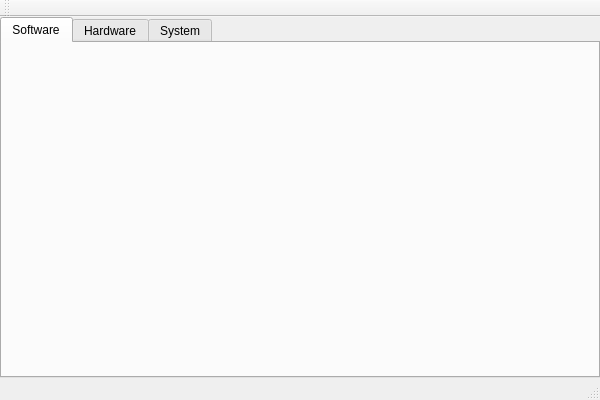
First picture: the form in cadi.ui, repository BackupTheBerlios/cadi-panel, before the edit.
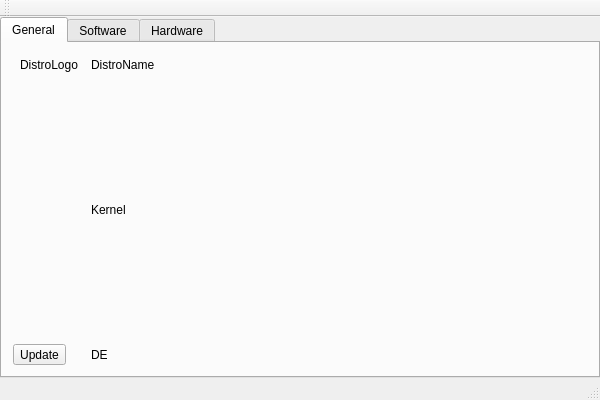
Second picture: the form after the edit.

Commit message: Started the developing of the General module

What changed in the file:
```diff
--- a/cadi.ui
+++ b/cadi.ui
@@ -29,6 +29,93 @@
       <property name="documentMode">
        <bool>false</bool>
       </property>
+      <widget class="QWidget" name="generalTab">
+       <property name="maximumSize">
+        <size>
+         <width>600</width>
+         <height>400</height>
+        </size>
+       </property>
+       <attribute name="title">
+        <string>General</string>
+       </attribute>
+       <layout class="QGridLayout" name="gridLayout">
+        <item row="0" column="1">
+         <widget class="QLabel" name="distroNameLabel">
+          <property name="text">
+           <string>DistroName</string>
+          </property>
+          <property name="wordWrap">
+           <bool>true</bool>
+          </property>
+         </widget>
+        </item>
+        <item row="1" column="1">
+         <widget class="QLabel" name="kernelLabel">
+          <property name="text">
+           <string>Kernel</string>
+          </property>
+          <property name="wordWrap">
+           <bool>true</bool>
+          </property>
+         </widget>
+        </item>
+        <item row="2" column="1">
+         <widget class="QLabel" name="DELabel">
+          <property name="text">
+           <string>DE</string>
+          </property>
+          <property name="wordWrap">
+           <bool>true</bool>
+          </property>
+         </widget>
+        </item>
+        <item row="2" column="0">
+         <widget class="QToolButton" name="updateButton">
+          <property name="sizePolicy">
+           <sizepolicy hsizetype="Fixed" vsizetype="Fixed">
+            <horstretch>0</horstretch>
+            <verstretch>0</verstretch>
+           </sizepolicy>
+          </property>
+          <property name="text">
+           <string>Update</string>
+          </property>
+          <property name="iconSize">
+           <size>
+            <width>48</width>
+            <height>48</height>
+           </size>
+          </property>
+         </widget>
+        </item>
+        <item row="0" column="0">
+         <widget class="QToolButton" name="distroLogoButton">
+          <property name="sizePolicy">
+           <sizepolicy hsizetype="Fixed" vsizetype="Fixed">
+            <horstretch>0</horstretch>
+            <verstretch>0</verstretch>
+           </sizepolicy>
+          </property>
+          <property name="text">
+           <string>DistroLogo</string>
+          </property>
+          <property name="iconSize">
+           <size>
+            <width>128</width>
+            <height>128</height>
+           </size>
+          </property>
+          <property name="checkable">
+           <bool>false</bool>
+          </property>
+          <property name="autoRaise">
+           <bool>true</bool>
+          </property>
+         </widget>
+        </item>
+       </layout>
+      </widget>
       <widget class="QWidget" name="softwareTab">
        <attribute name="title">
         <string>Software</string>
@@ -39,11 +126,6 @@
         <string>Hardware</string>
        </attribute>
       </widget>
-      <widget class="QWidget" name="systemTab">
-       <attribute name="title">
-        <string>System</string>
-       </attribute>
-      </widget>
      </widget>
     </item>
    </layout>
```
The commit also changes 13 other files.
